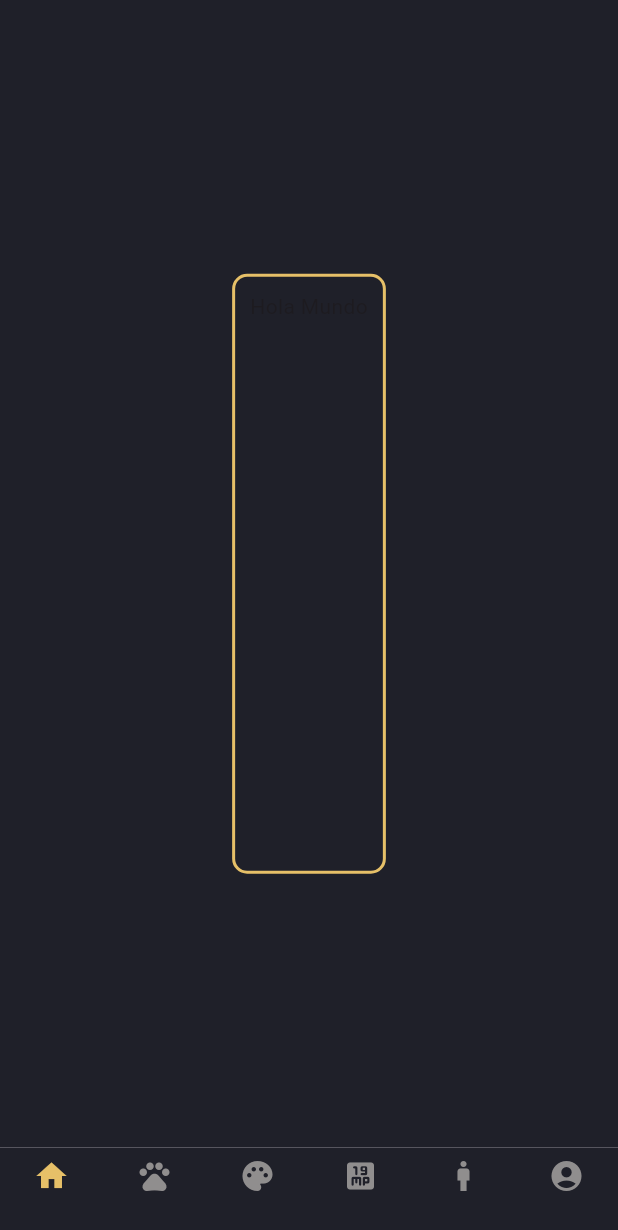
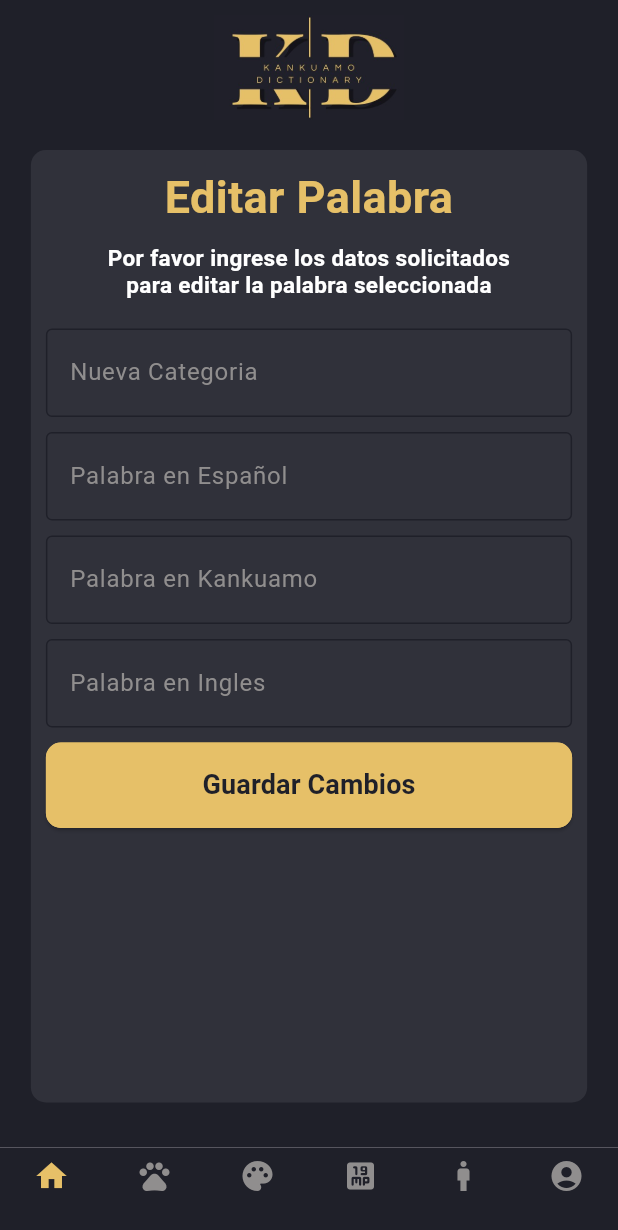
Before and after one commit to Jsrodriguez03/Frontend-DiccionarioKMovil, a Flutter app: the screen it shows after launch, on a phone screen of 412 x 824 dp. Shown: the top 1230 px of the screen. Run offline on Flutter 3.47's test engine with Material 2 defaults, Android fonts, the phone set to English and light mode, and no system bars; our stand-ins replace get; missing offline and left inert: animation_search_bar.

Commit message:
Terminacion del diseño de 'EditWord'

```diff
--- a/lib/ui/pages/EditWord/editWord.dart
+++ b/lib/ui/pages/EditWord/editWord.dart
@@ -1,37 +1,98 @@
 import 'package:flutter/material.dart';
+import 'package:frontend_diccionario/ui/Widgets/ElevationButtom/CustomElevationButtom.dart';
 import 'package:frontend_diccionario/ui/Widgets/Navbar/navbar.dart';
 import 'package:frontend_diccionario/ui/config/theme/app_theme.dart';
+import 'package:frontend_diccionario/ui/Widgets/TextFormField/CustomTextfield.dart';
 
 class EditWord extends StatelessWidget {
   const EditWord({super.key});
 
   @override
   Widget build(BuildContext context) {
-
     AppTheme theme = AppTheme();
+    double screenWidth = MediaQuery.of(context).size.width;
+    final lista = ["Nueva Categoria",
+    "Palabra en Español",
+    "Palabra en Kankuamo",
+    "Palabra en Ingles"
+    ];
 
     return Scaffold(
       body: Container(
         color: theme.color("primary"),
-        child: Center(
+        child: Column(
+          children: [
+            const SizedBox(
+              height: 10,
+            ),
+            SizedBox(
+              height: 70,
+              width: screenWidth,
+              child: Image.asset("assets/Logo.jpeg", fit: BoxFit.contain),
+            ),
+            const SizedBox(
+              height: 20,
+            ),
+            Expanded(
               child: Container(
-              margin: const EdgeInsets.all(10.0),
                 padding: const EdgeInsets.all(10),
-              height: 400,
+                width: screenWidth * 0.9,
                 decoration: BoxDecoration(
-                color: theme.color("primary"), // Color de fondo del Container
-                borderRadius: BorderRadius.circular(10.0), // Radio de esquinas redondeadas
-                border: Border.all(
-                  color: theme.color("secondary"), // Color del borde
-                  width: 2.0, // Grosor del borde
+                  color: theme.color("fourth"),
+                  borderRadius: BorderRadius.circular(10.0),
+                ),
+                child: ListView(
+                  children: [
+                    SizedBox(
+                      width: screenWidth * 0.8,
+                      child: const Text(
+                        'Editar Palabra',
+                        textAlign: TextAlign.center,
+                        style: TextStyle(
+                          color: Color(0xFFE6C068),
+                          fontSize: 30,
+                          fontFamily: 'Roboto',
+                          fontWeight: FontWeight.w700,
                         ),
                       ),
-              child: const Column(
+                    ),
+                    const SizedBox(
+                      height: 10,
+                    ),
+                    const Text(
+                        'Por favor ingrese los datos solicitados\npara editar la palabra seleccionada',
+                        textAlign: TextAlign.center,
+                        style: TextStyle(
+                            color: Colors.white,
+                            fontSize: 15,
+                            fontFamily: 'Roboto',
+                            fontWeight: FontWeight.w700,
+                            height: 0,
+                        ),
+                    ),
+                    const SizedBox(
+                      height: 20,
+                    ),
+                    for (var item in lista)
+                      Column(
                         children: [
-                  Text("Hola Mundo")
+                          CustomTextFormField(labelText: item),
+                          const SizedBox(
+                            height: 10,
+                          ),
+                        ],
+                      ),
+
+                    const CustomElevatedButton(buttonText: "Guardar Cambios"),
+
                   ],
                 ),
               ),
+            ),
+            const SizedBox(
+              height: 30,
+            )
+          ],
         ),
       ),
       bottomNavigationBar: const NavBarCategory(),
--- /dev/null
+++ b/lib/ui/widgets/ElevationButtom/CustomElevationButtom.dart
@@ -0,0 +1,41 @@
+import 'package:flutter/material.dart';
+import 'package:frontend_diccionario/ui/config/theme/app_theme.dart';
+
+class CustomElevatedButton extends StatelessWidget {
+  final String buttonText;
+  final VoidCallback? onPressed;
+
+  const CustomElevatedButton({super.key,
+    required this.buttonText,
+    this.onPressed,
+  });
+
+  @override
+  Widget build(BuildContext context) {
+
+    double screenWidth = MediaQuery.of(context).size.width;
+    AppTheme theme = AppTheme();
+
+    return ElevatedButton(
+      onPressed: (){},
+      style: ElevatedButton.styleFrom(
+        backgroundColor: theme.color("secondary"),
+        shape: RoundedRectangleBorder(
+          side: BorderSide(width: 1, color: theme.color("secondary")),
+          borderRadius: BorderRadius.circular(10),
+        ),
+        minimumSize: Size(screenWidth * 0.9, 57),
+
+      ),
+      child: Text(
+        buttonText,
+        style: TextStyle(
+          color: theme.color("primary"),
+          fontSize: 18.0,
+          fontFamily: 'Roboto',
+          fontWeight: FontWeight.w700,
+        ),
+      ),
+    );
+  }
+}
--- /dev/null
+++ b/lib/ui/widgets/TextFormField/CustomTextfield.dart
@@ -0,0 +1,38 @@
+import 'package:flutter/material.dart';
+import 'package:frontend_diccionario/ui/config/theme/app_theme.dart';
+
+class CustomTextFormField extends StatelessWidget {
+  final String labelText;
+
+  const CustomTextFormField({super.key, required this.labelText});
+
+  @override
+  Widget build(BuildContext context) {
+
+    AppTheme theme = AppTheme();
+
+    return TextFormField(
+      maxLines: 1,
+      textInputAction: TextInputAction.newline,
+      decoration: InputDecoration(
+        labelText: labelText, // Utiliza el labelText proporcionado como parámetro
+        labelStyle: TextStyle(color: theme.color("third")),
+        border: OutlineInputBorder(
+          borderSide: BorderSide(color: theme.color("primary")),
+        ),
+        enabledBorder: OutlineInputBorder(
+          borderSide: BorderSide(color: theme.color("primary")),
+        ),
+        focusedBorder: OutlineInputBorder(
+          borderSide: BorderSide(color: theme.color("primary")),
+        ),
+      ),
+      style: const TextStyle(
+        fontSize: 18.0,
+        color: Colors.white,
+        fontFamily: 'Roboto',
+        fontWeight: FontWeight.w700,
+      ),
+    );
+  }
+}
--- a/lib/ui/widgets/navbar/navbar.dart
+++ b/lib/ui/widgets/navbar/navbar.dart
@@ -23,6 +23,7 @@ class _NavBarCategoryState extends State<NavBarCategory> {
   @override
   Widget build(BuildContext context) {
     return BottomNavigationBar(
+
       elevation: 0,
       currentIndex: selectedIndex,
       onTap:(value) {
@@ -38,6 +39,9 @@ class _NavBarCategoryState extends State<NavBarCategory> {
       selectedItemColor: theme.color("secondary"),
       unselectedItemColor: theme.color("primary"),
       type: BottomNavigationBarType.fixed,
+
+
+
       items: [
         BottomNavigationBarItem(
           icon: Icon(Icons.home, color: theme.color("third")),
```
Lines whose indentation alone changed are shown as unchanged.
